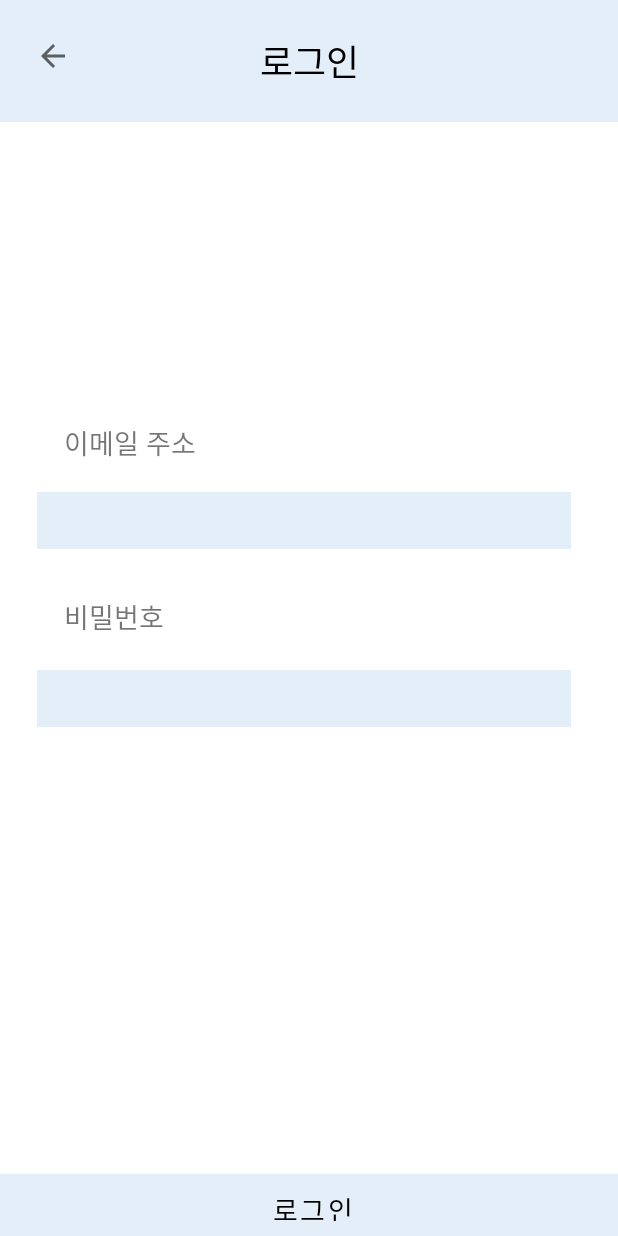
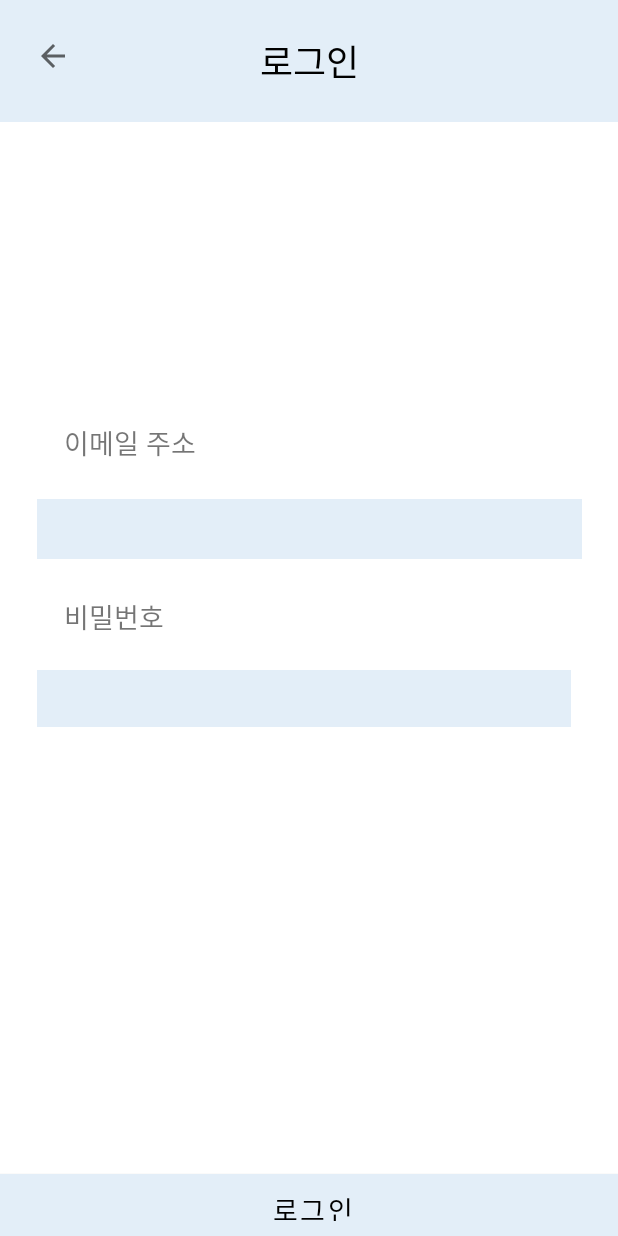
Before and after one commit to qkrtjwjd/banco, an Android app: the layout login.xml on its own in the app's theme, with its tools: preview values and no code run, on a phone screen of 412 x 824 dp. Run offline under Robolectric (Android 15) with nearby library versions, the phone set to English and light mode, and no system bars.

Commit message:
로그인

```diff
--- a/app/src/main/res/layout/login.xml
+++ b/app/src/main/res/layout/login.xml
@@ -18,20 +18,6 @@
         app:layout_constraintStart_toStartOf="parent"
         app:layout_constraintTop_toTopOf="parent"
         app:layout_constraintVertical_bias="0.568" />
-
-    <EditText
-        android:id="@+id/editTextTextPassword6"
-        android:layout_width="356dp"
-        android:layout_height="38dp"
-        android:background="#E3EEF8"
-        android:ems="10"
-        android:inputType="textPassword"
-        app:layout_constraintBottom_toBottomOf="parent"
-        app:layout_constraintEnd_toEndOf="parent"
-        app:layout_constraintHorizontal_bias="0.436"
-        app:layout_constraintStart_toStartOf="parent"
-        app:layout_constraintTop_toTopOf="parent"
-        app:layout_constraintVertical_bias="0.417" />
 
     <TextView
         android:id="@+id/textView4"
@@ -111,4 +97,18 @@
         tools:ignore="MissingConstraints"
         tools:layout_editor_absoluteX="0dp" />
 
+    <EditText
+        android:id="@+id/editTextTextEmailAddress"
+        android:layout_width="363dp"
+        android:layout_height="40dp"
+        android:background="#E3EEF8"
+        android:ems="10"
+        android:inputType="textEmailAddress"
+        app:layout_constraintBottom_toBottomOf="parent"
+        app:layout_constraintEnd_toEndOf="parent"
+        app:layout_constraintStart_toStartOf="parent"
+        app:layout_constraintTop_toTopOf="parent"
+        app:layout_constraintVertical_bias="0.424"
+        tools:ignore="MissingConstraints" />
+
 </androidx.constraintlayout.widget.ConstraintLayout>
```
